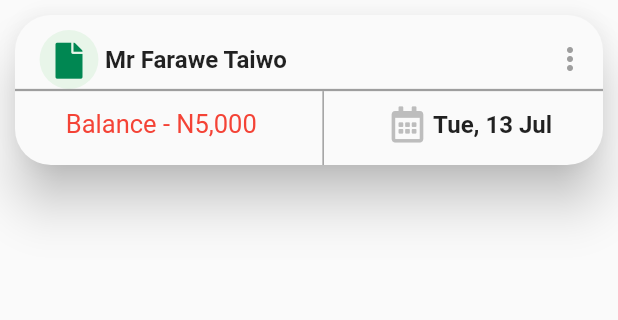
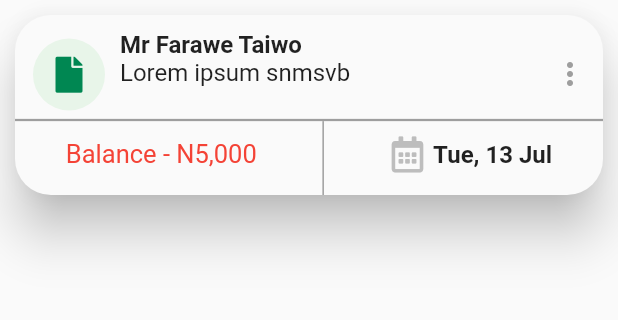
Before and after one commit to farawehassan/bizgiene_limited, a Flutter app: the CustomerPage screen opened by its route, on a phone screen of 412 x 824 dp, the part 156-476 px from its top. Run offline on Flutter 3.47's test engine with Material 2 defaults, Android fonts, the phone set to English and light mode, and no system bars; our stand-ins replace dynamic_theme, flutter_money_formatter, flutter_typeahead, fluttertoast, font_awesome_flutter, google_fonts and 5 more; missing offline and left inert: esc_pos_printer, flutter_sparkline, folding_cell; accounts and stored records are empty; project files that could hold a hidden picture were left out.

Commit message:
Commit 1 changes from Moyo PC

```diff
--- a/lib/ui/navs/customers/outstanding_balance_customers.dart
+++ b/lib/ui/navs/customers/outstanding_balance_customers.dart
@@ -1,4 +1,3 @@
-  import 'package:bizgienelimited/utils/reusable_card.dart';
   import 'package:flutter/cupertino.dart';
   import 'package:flutter/material.dart';
   import 'package:font_awesome_flutter/font_awesome_flutter.dart';
@@ -18,7 +17,7 @@
       return Column(
         children: <Widget>[
           Container(
-            height: 100,
+            height: 120,
             margin: const EdgeInsets.all(10.0),
             child: Material(
               elevation: 14.0,
@@ -27,7 +26,7 @@
                 //mainAxisAlignment: MainAxisAlignment.spaceBetween,
                 children: <Widget>[
                   Container(
-                    height: 49.25,
+                    height: 69.25,
                     padding: const EdgeInsets.only(top: 10.0, left: 12.0, right: 10.0),
                     child: Row(
                       mainAxisAlignment: MainAxisAlignment.spaceBetween,
@@ -47,11 +46,26 @@
                                 color: Colors.green[50]
                               ),
                             ),
-                            Text(
-                              "Mr Farawe Taiwo",
-                              style: GoogleFonts.mcLaren(
-                                fontWeight: FontWeight.bold,
-                                fontSize: 16,
+                            Padding(
+                              padding: const EdgeInsets.only(left: 10.0),
+                              child: Column(
+                                crossAxisAlignment: CrossAxisAlignment.start,
+                                children: <Widget>[
+                                  Text(
+                                    "Mr Farawe Taiwo",
+                                    style: GoogleFonts.mcLaren(
+                                      fontWeight: FontWeight.bold,
+                                      fontSize: 16,
+                                    ),
+                                  ),
+                                  Text(
+                                    "Lorem ipsum snmsvb",
+                                    style: GoogleFonts.mcLaren(
+                                      fontWeight: FontWeight.normal,
+                                      fontSize: 16,
+                                    ),
+                                  ),
+                                ],
                               ),
                             ),
                           ],
```
